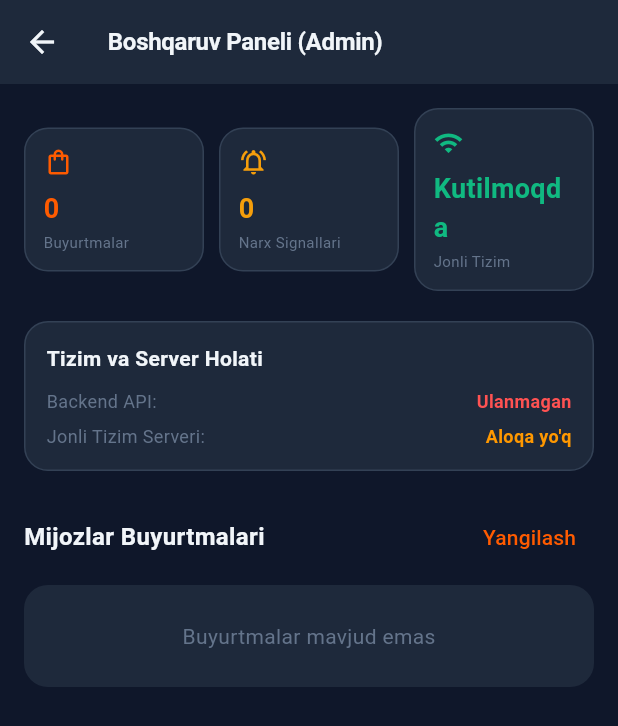
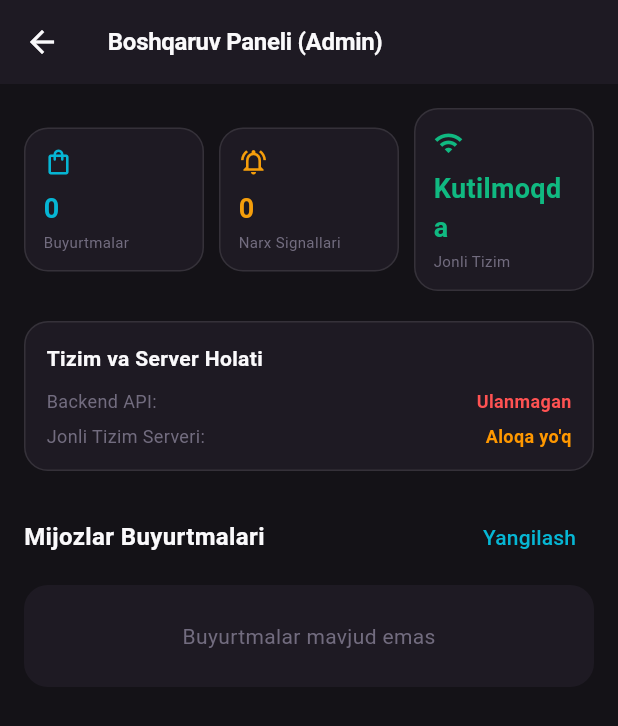
Before and after one commit to Usmanov009/TravelWay, a Flutter app: the AdminScreen screen opened directly, on a phone screen of 412 x 824 dp. Shown: the top 726 px of the screen. Run offline on Flutter 3.47's test engine with Material 3 defaults, Android fonts, the phone set to English and light mode, and no system bars; our stand-ins replace shared_preferences; accounts and stored records are empty; network calls fail.

Commit message:
style: apply preset b6Z8C2NoO mauve base and cyan theme across web and mobile

```diff
--- a/travelway_app/lib/utils/app_theme.dart
+++ b/travelway_app/lib/utils/app_theme.dart
@@ -1,26 +1,26 @@
 import 'package:flutter/material.dart';
 
 class AppTheme {
-  // Web-aligned Palette tokens
-  static const Color primary = Color(0xFFFF5B00);
-  static const Color primaryDark = Color(0xFFE04E00);
-  static const Color accent = Color(0xFFFF5B00);
-  static const Color accentLight = Color(0x26FF5B00);
-  static const Color accentSky = Color(0xFF38BDF8);
-  static const Color secondary = Color(0xFF00D2D3);
+  // Web-aligned Palette tokens (Preset b6Z8C2NoO: Maia style / Mauve base / Cyan theme)
+  static const Color primary = Color(0xFF06B6D4);
+  static const Color primaryDark = Color(0xFF0891B2);
+  static const Color accent = Color(0xFF06B6D4);
+  static const Color accentLight = Color(0x2606B6D4);
+  static const Color accentSky = Color(0xFF22D3EE);
+  static const Color secondary = Color(0xFF00B8DB);
 
-  // Backgrounds matching Web CSS tokens
-  static const Color bgDark = Color(0xFF0F172A); // --tw-canvas
-  static const Color surfaceDark = Color(0xFF1E293B); // --tw-surface
-  static const Color subtleDark = Color(0xFF253349); // --tw-subtle
-  static const Color cardDark = Color(0xFF1E293B);
-  static const Color borderDark = Color(0xFF334155); // --tw-border
-  static const Color borderHover = Color(0xFF475569);
+  // Backgrounds matching Web CSS tokens (Mauve dark tokens)
+  static const Color bgDark = Color(0xFF141217); // --tw-canvas
+  static const Color surfaceDark = Color(0xFF1E1A23); // --tw-surface
+  static const Color subtleDark = Color(0xFF27222F); // --tw-subtle
+  static const Color cardDark = Color(0xFF1E1A23);
+  static const Color borderDark = Color(0x1AFFFFFF); // --tw-border
+  static const Color borderHover = Color(0x2EFFFFFF);
 
-  // Typography colors matching Web CSS tokens
-  static const Color textMain = Color(0xFFF1F5F9); // --tw-text-main
-  static const Color textSub = Color(0xFF94A3B8); // --tw-text-sub
-  static const Color textMuted = Color(0xFF64748B); // --tw-text-muted
+  // Typography colors matching Web CSS tokens (Mauve typography)
+  static const Color textMain = Color(0xFFFAF9FB); // --tw-text-main
+  static const Color textSub = Color(0xFFA39DB0); // --tw-text-sub
+  static const Color textMuted = Color(0xFF726C7F); // --tw-text-muted
 
   // Status & Badges
   static const Color accentGreen = Color(0xFF10B981);
```
Also changed, not shown: 3 other files.
